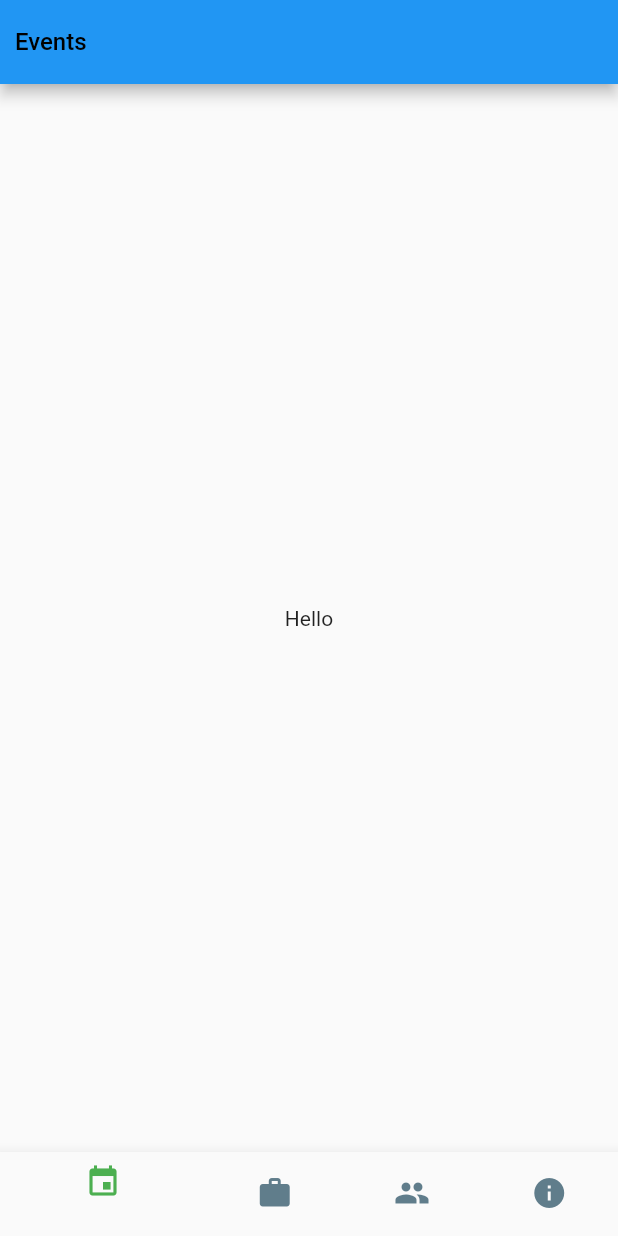
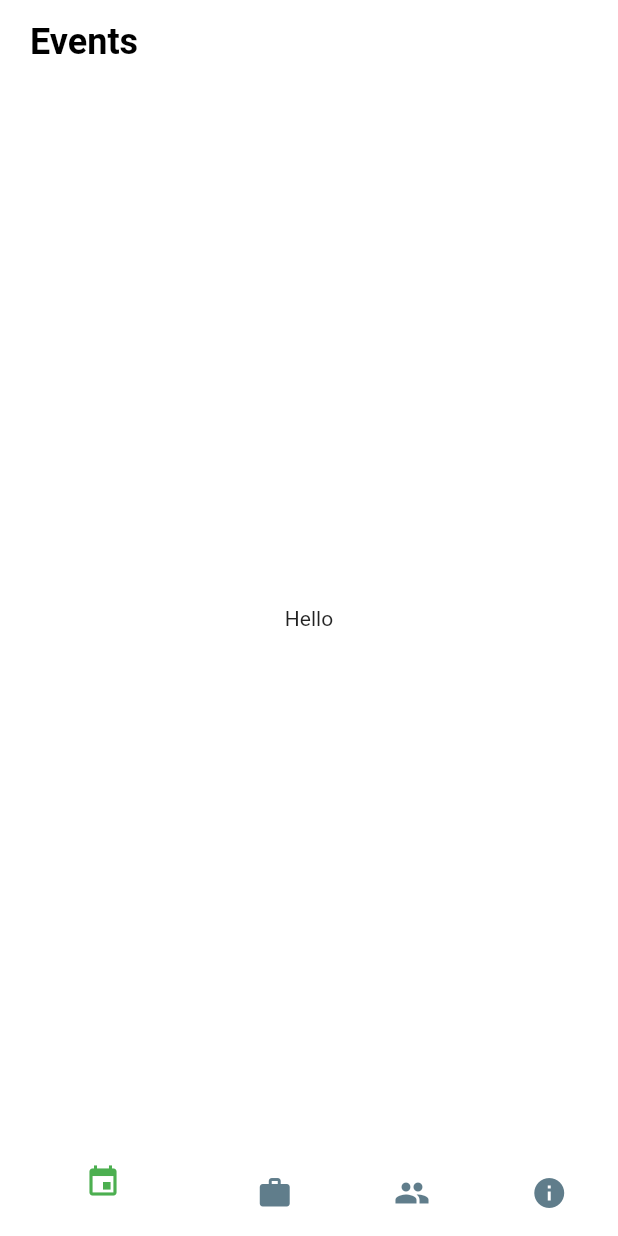
Before and after one commit to itsmosalah/MSPapplication, a Flutter app: the screen it shows after launch, on a phone screen of 412 x 824 dp. Run offline on Flutter 3.47's test engine with Material 2 defaults, Android fonts, the phone set to English and light mode, and no system bars; our stand-ins replace bloc, dio, flutter_bloc.

Commit message:
first commit

```diff
--- a/lib/data/end_points/end_point.dart
+++ b/lib/data/end_points/end_point.dart
@@ -0,0 +1 @@
+const crew = "/search/events";
--- a/lib/layout/main_layout.dart
+++ b/lib/layout/main_layout.dart
@@ -21,15 +21,14 @@ class MainLayout extends StatelessWidget {
           int indexOfBottomNavBar = model.currentIndex;
 
           return Scaffold(
+            backgroundColor: Colors.white,
             appBar: AppBar(
-              titleSpacing: 10.0,
-              title: Text(
-                titles[model.currentIndex],
-                style: const TextStyle(
-                  color: Colors.black,
-                  fontSize: 16.0
-                ),
+              titleSpacing: 20.0,
+              title: customTitle(
+                model: model,
               ),
+              elevation: 0.0,
+              backgroundColor: Colors.white,
             ),
             bottomNavigationBar: customBottomNavBar(
                 index: indexOfBottomNavBar, //get the index
@@ -45,30 +44,36 @@ class MainLayout extends StatelessWidget {
 
   Widget customBottomNavBar({required int index, required dynamic function}) =>
       BottomNavigationBar(
+        elevation: 0.0,
+        backgroundColor: Colors.white,
         unselectedItemColor: Colors.blueGrey,
         selectedItemColor: selectedItemColors[index], //look at constant file
         onTap: function,
         currentIndex: index,
         items: const [
           BottomNavigationBarItem(
+            backgroundColor: Colors.white,
             icon: Icon(
               Icons.event,
             ),
             label: "",
           ),
           BottomNavigationBarItem(
+            backgroundColor: Colors.white,
             icon: Icon(
               Icons.work,
             ),
             label: "",
           ),
           BottomNavigationBarItem(
+            backgroundColor: Colors.white,
             icon: Icon(
               Icons.group,
             ),
             label: "",
           ),
           BottomNavigationBarItem(
+            backgroundColor: Colors.white,
             icon: Icon(
               Icons.info,
             ),
@@ -76,4 +81,15 @@ class MainLayout extends StatelessWidget {
           ),
         ],
       );
+
+    Widget customTitle({
+    required model,
+    })=>Text(
+      titles[model.currentIndex],
+      style: const TextStyle(
+          color: Colors.black,
+          fontSize: 24.0,
+          fontWeight: FontWeight.bold,
+      ),
+    );
 }
--- /dev/null
+++ b/lib/modules/events_screen/cubit/events_state.dart
@@ -0,0 +1,6 @@
+part of 'events_cubit.dart';
+
+@immutable
+abstract class EventsState {}
+
+class EventsInitial extends EventsState {}
--- a/pubspec.yaml
+++ b/pubspec.yaml
@@ -35,6 +35,8 @@ dependencies:
   # Use with the CupertinoIcons class for iOS style icons.
   cupertino_icons: ^1.0.2
   flutter_bloc:
+  dio:
+  flutter_offline:
 
 dev_dependencies:
   flutter_test:
```
Also changed, not shown: lib/data/models/event_model/event_model.dart (+30 -0 lines), lib/data/models/project_model/project_model.dart (deleted, +0 -30 lines), lib/data/shared/network/dio/dio_helper.dart (+20 -0 lines), lib/modules/events_screen/cubit/events_cubit.dart (added, +13 -0 lines), pubspec.lock.
